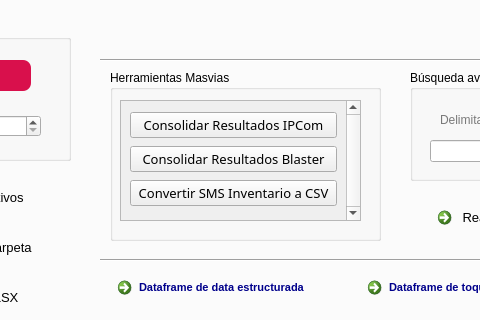
First picture: the form in gui/Project.ui, repository JU4ND4V1DMM/devops_desktop_syncra, before the edit; both pictures show x 234 to 714 and y 86 to 406 of the 1014 by 756 pixel window.
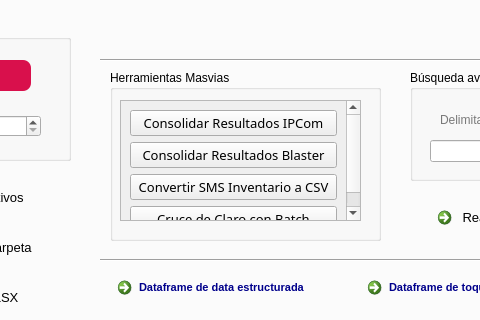
Second picture: the form after the edit. The open tabs and pages were chosen to show the change. Icons and pictures are not drawn.

Commit message: New function to upload batch with a cruice and counter of RPA

Diff of the .ui file:
```diff
--- a/gui/Project.ui
+++ b/gui/Project.ui
@@ -3333,7 +3333,7 @@
             <x>0</x>
             <y>0</y>
             <width>222</width>
-            <height>119</height>
+            <height>132</height>
            </rect>
           </property>
           <layout class="QGridLayout" name="gridLayout_2">
@@ -3421,6 +3421,34 @@
              </property>
             </widget>
            </item>
+           <item row="4" column="0">
+            <widget class="QPushButton" name="pushButton_22">
+             <property name="font">
+              <font>
+               <family>Bahnschrift SemiBold</family>
+               <pointsize>10</pointsize>
+               <weight>7</weight>
+               <italic>false</italic>
+               <bold>false</bold>
+              </font>
+             </property>
+             <property name="styleSheet">
+              <string notr="true">/* Al pasar el mouse */
+QPushButton:hover {
+    border: 2px solid rgb(217, 16, 76); /* Borde gris claro */
+    border-radius: 8px;
+}
+QPushButton:pressed
+{
+	color: rgb(255, 255, 255);
+	background-color: rgb(217, 16, 76);
+}</string>
+             </property>
+             <property name="text">
+              <string>Cruce de Claro con Batch</string>
+             </property>
+            </widget>
+           </item>
           </layout>
          </widget>
         </widget>
```
Left out of the diff: 214 changed lines with no effect on the pictures. The commit also changes 12 other files.
